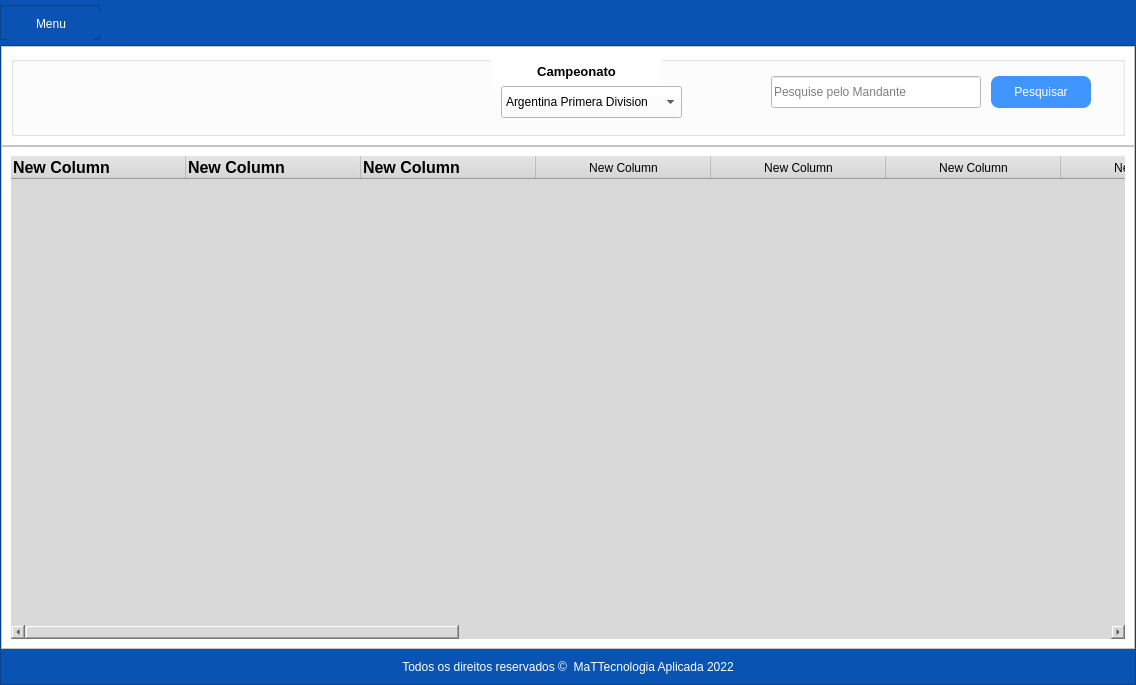
First picture: the form in ui_forms/ui_main.ui, repository mateuscosta27/WebScraping, before the edit.
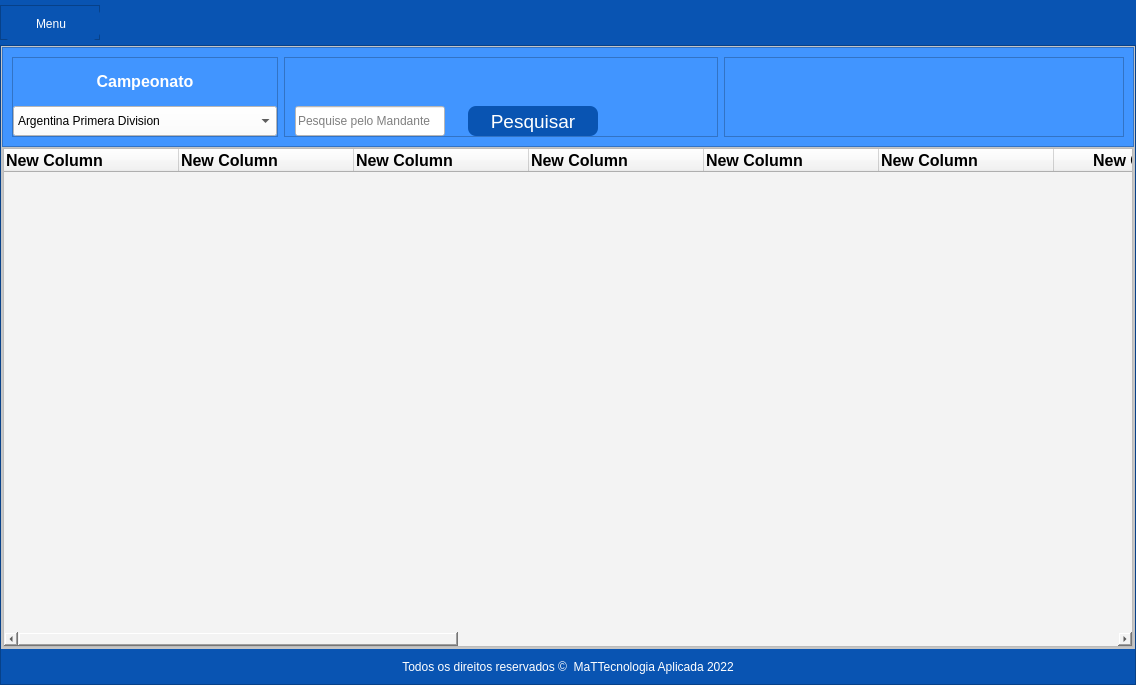
Second picture: the form after the edit. Icons and pictures are not drawn.

Diff of the .ui file:
```diff
--- a/ui_forms/ui_main.ui
+++ b/ui_forms/ui_main.ui
@@ -785,10 +785,10 @@
                 <bool>false</bool>
                </property>
                <property name="frameShape">
-                <enum>QFrame::NoFrame</enum>
+                <enum>QFrame::StyledPanel</enum>
                </property>
                <property name="frameShadow">
-                <enum>QFrame::Raised</enum>
+                <enum>QFrame::Sunken</enum>
                </property>
                <property name="lineWidth">
                 <number>0</number>
@@ -1253,6 +1253,9 @@
                      <height>16777215</height>
                     </size>
                    </property>
+                   <property name="styleSheet">
+                    <string notr="true">background-color: #4195FF;</string>
+                   </property>
                    <property name="frameShape">
                     <enum>QFrame::StyledPanel</enum>
                    </property>
@@ -1261,31 +1264,62 @@
                    </property>
                    <layout class="QHBoxLayout" name="horizontalLayout_8">
                     <item>
-                     <widget class="QGroupBox" name="groupBox">
-                      <property name="title">
-                       <string/>
+                     <widget class="QFrame" name="frame_3">
+                      <property name="frameShape">
+                       <enum>QFrame::StyledPanel</enum>
                       </property>
-                      <widget class="QLabel" name="lb_camp">
-                       <property name="geometry">
-                        <rect>
-                         <x>480</x>
-                         <y>0</y>
-                         <width>171</width>
-                         <height>31</height>
-                        </rect>
+                      <property name="frameShadow">
+                       <enum>QFrame::Raised</enum>
+                      </property>
+                      <layout class="QVBoxLayout" name="verticalLayout_13">
+                       <property name="spacing">
+                        <number>0</number>
+                       </property>
+                       <property name="leftMargin">
+                        <number>0</number>
+                       </property>
+                       <property name="topMargin">
+                        <number>0</number>
+                       </property>
+                       <property name="rightMargin">
+                        <number>0</number>
+                       </property>
+                       <property name="bottomMargin">
+                        <number>0</number>
+                       </property>
+                       <item>
+                        <widget class="QLabel" name="label">
+                         <property name="minimumSize">
+                          <size>
+                           <width>0</width>
+                           <height>0</height>
+                          </size>
+                         </property>
+                         <property name="styleSheet">
+                          <string notr="true">font: 75 12pt &quot;MS Shell Dlg 2&quot;;
+color: rgb(255, 255, 255);</string>
                        </property>
                        <property name="text">
-                        <string>&lt;html&gt;&lt;head/&gt;&lt;body&gt;&lt;p align=&quot;center&quot;&gt;&lt;span style=&quot; font-size:10pt; font-weight:600;&quot;&gt;Campeonato&lt;/span&gt;&lt;/p&gt;&lt;/body&gt;&lt;/html&gt;</string>
-                       </property>
-                      </widget>
+                          <string>&lt;html&gt;&lt;head/&gt;&lt;body&gt;&lt;p align=&quot;center&quot;&gt;&lt;span style=&quot; font-size:12pt; font-weight:600;&quot;&gt;Campeonato&lt;/span&gt;&lt;/p&gt;&lt;/body&gt;&lt;/html&gt;</string>
+                         </property>
+                        </widget>
+                       </item>
+                       <item>
                       <widget class="QComboBox" name="cb_camp">
-                       <property name="geometry">
-                        <rect>
-                         <x>490</x>
-                         <y>30</y>
-                         <width>181</width>
-                         <height>32</height>
-                        </rect>
+                         <property name="minimumSize">
+                          <size>
+                           <width>0</width>
+                           <height>30</height>
+                          </size>
+                         </property>
+                         <property name="maximumSize">
+                          <size>
+                           <width>300</width>
+                           <height>30</height>
+                          </size>
+                         </property>
+                         <property name="styleSheet">
+                          <string notr="true">background-color: rgb(255, 255, 255);</string>
                        </property>
                        <item>
                         <property name="text">
@@ -1648,43 +1682,125 @@
                         </property>
                        </item>
                       </widget>
+                       </item>
+                      </layout>
+                     </widget>
+                    </item>
+                    <item>
+                     <widget class="QFrame" name="frame_5">
+                      <property name="frameShape">
+                       <enum>QFrame::StyledPanel</enum>
+                      </property>
+                      <property name="frameShadow">
+                       <enum>QFrame::Raised</enum>
+                      </property>
+                      <layout class="QHBoxLayout" name="horizontalLayout_11">
+                       <property name="spacing">
+                        <number>3</number>
+                       </property>
+                       <property name="leftMargin">
+                        <number>0</number>
+                       </property>
+                       <property name="topMargin">
+                        <number>0</number>
+                       </property>
+                       <property name="rightMargin">
+                        <number>0</number>
+                       </property>
+                       <property name="bottomMargin">
+                        <number>0</number>
+                       </property>
+                       <item>
+                        <spacer name="horizontalSpacer">
+                         <property name="orientation">
+                          <enum>Qt::Horizontal</enum>
+                         </property>
+                         <property name="sizeType">
+                          <enum>QSizePolicy::Preferred</enum>
+                         </property>
+                         <property name="sizeHint" stdset="0">
+                          <size>
+                           <width>10</width>
+                           <height>20</height>
+                          </size>
+                         </property>
+                        </spacer>
+                       </item>
+                       <item alignment="Qt::AlignBottom">
                       <widget class="QLineEdit" name="le_search">
-                       <property name="geometry">
-                        <rect>
-                         <x>760</x>
-                         <y>20</y>
-                         <width>210</width>
-                         <height>32</height>
-                        </rect>
+                         <property name="minimumSize">
+                          <size>
+                           <width>150</width>
+                           <height>30</height>
+                          </size>
+                         </property>
+                         <property name="maximumSize">
+                          <size>
+                           <width>150</width>
+                           <height>35</height>
+                          </size>
+                         </property>
+                         <property name="styleSheet">
+                          <string notr="true">font: 75 10pt &quot;MS Shell Dlg 2&quot;;
+color: rgb(0, 0, 0);
+background-color: rgb(255, 255, 255);
+</string>
                        </property>
                        <property name="placeholderText">
                         <string>Pesquise pelo Mandante</string>
                        </property>
                       </widget>
+                       </item>
+                       <item>
+                        <spacer name="horizontalSpacer_2">
+                         <property name="orientation">
+                          <enum>Qt::Horizontal</enum>
+                         </property>
+                         <property name="sizeType">
+                          <enum>QSizePolicy::Preferred</enum>
+                         </property>
+                         <property name="sizeHint" stdset="0">
+                          <size>
+                           <width>20</width>
+                           <height>20</height>
+                          </size>
+                         </property>
+                        </spacer>
+                       </item>
+                       <item alignment="Qt::AlignBottom">
                       <widget class="QPushButton" name="btn_search">
-                       <property name="geometry">
-                        <rect>
-                         <x>980</x>
-                         <y>20</y>
-                         <width>100</width>
-                         <height>32</height>
-                        </rect>
+                         <property name="minimumSize">
+                          <size>
+                           <width>130</width>
+                           <height>30</height>
+                          </size>
+                         </property>
+                         <property name="maximumSize">
+                          <size>
+                           <width>130</width>
+                           <height>35</height>
+                          </size>
+                         </property>
+                         <property name="sizeIncrement">
+                          <size>
+                           <width>0</width>
+                           <height>0</height>
+                          </size>
+                         </property>
+                         <property name="font">
+                          <font>
+                           <family>MS Shell Dlg 2</family>
+                           <pointsize>14</pointsize>
+                           <weight>9</weight>
+                           <italic>false</italic>
+                           <bold>false</bold>
+                          </font>
                        </property>
                        <property name="styleSheet">
                         <string notr="true">QPushButton{
 	border-style: none;
 	border-width: 2px;
-	font: 75 11pt &quot;MS Shell Dlg 2&quot;;
-	color: rgb(255, 255, 255);
-	background-color: #4195FF;
-	border-radius: 8px;
-	border-bottom-color: rgb(4, 35, 38);
-	border-right-color:  rgb(4, 35, 38);
-}
-QPushButton:hover{
-	border-style: none;
-	border-width: 2px;
-	font: 75 11pt &quot;MS Shell Dlg 2&quot;;
+	font: 75 14pt &quot;MS Shell Dlg 2&quot;;
 	color: rgb(255, 255, 255);
 	background-color: #0954B2;
 	border-radius: 8px;
@@ -1707,14 +1823,61 @@
                        <property name="text">
                         <string>Pesquisar</string>
                        </property>
-                      </widget>
+                         <property name="icon">
+                          <iconset>
+                           <normaloff>../src/search_icon.svg</normaloff>../src/search_icon.svg</iconset>
+                         </property>
+                         <property name="iconSize">
+                          <size>
+                           <width>20</width>
+                           <height>20</height>
+                          </size>
+                         </property>
+                        </widget>
+                       </item>
+                       <item>
+                        <spacer name="horizontalSpacer_3">
+                         <property name="orientation">
+                          <enum>Qt::Horizontal</enum>
+                         </property>
+                         <property name="sizeHint" stdset="0">
+                          <size>
+                           <width>115</width>
+                           <height>20</height>
+                          </size>
+                         </property>
+                        </spacer>
+                       </item>
+                      </layout>
                      </widget>
                     </item>
+                    <item>
+                     <widget class="QFrame" name="frame_6">
+                      <property name="minimumSize">
+                       <size>
+                        <width>400</width>
+                        <height>0</height>
+                       </size>
+                      </property>
+                      <property name="maximumSize">
+                       <size>
+                        <width>700</width>
+                        <height>16777215</height>
+                       </size>
+                      </property>
+                      <property name="frameShape">
+                       <enum>QFrame::StyledPanel</enum>
+                      </property>
+                      <property name="frameShadow">
+                       <enum>QFrame::Raised</enum>
+                      </property>
+                     </widget>
+                    </item>
                    </layout>
                   </widget>
                  </item>
                  <item>
-                  <widget class="QFrame" name="frame_5">
+                  <widget class="QFrame" name="frame_preview">
                    <property name="frameShape">
                     <enum>QFrame::StyledPanel</enum>
                    </property>
@@ -1722,6 +1885,21 @@
                     <enum>QFrame::Raised</enum>
                    </property>
                    <layout class="QVBoxLayout" name="verticalLayout_12">
+                    <property name="spacing">
+                     <number>0</number>
+                    </property>
+                    <property name="leftMargin">
+                     <number>0</number>
+                    </property>
+                    <property name="topMargin">
+                     <number>0</number>
+                    </property>
+                    <property name="rightMargin">
+                     <number>0</number>
+                    </property>
+                    <property name="bottomMargin">
+                     <number>0</number>
+                    </property>
                     <item>
                      <widget class="QTableWidget" name="tb_preview">
                       <property name="font">
@@ -1739,10 +1917,11 @@
                       <property name="styleSheet">
                        <string notr="true">font: 75 10pt &quot;MS Shell Dlg 2&quot;;
 color: rgb(0, 0, 0);
-background-color: rgb(217, 217, 217);</string>
+background-color:rgb(243, 243, 243);
+</string>
                       </property>
                       <property name="frameShape">
-                       <enum>QFrame::NoFrame</enum>
+                       <enum>QFrame::StyledPanel</enum>
                       </property>
                       <property name="frameShadow">
                        <enum>QFrame::Sunken</enum>
@@ -1768,6 +1947,15 @@
                         <height>0</height>
                        </size>
                       </property>
+                      <property name="textElideMode">
+                       <enum>Qt::ElideRight</enum>
+                      </property>
+                      <property name="verticalScrollMode">
+                       <enum>QAbstractItemView::ScrollPerItem</enum>
+                      </property>
+                      <property name="horizontalScrollMode">
+                       <enum>QAbstractItemView::ScrollPerItem</enum>
+                      </property>
                       <property name="sortingEnabled">
                        <bool>true</bool>
                       </property>
@@ -1780,6 +1968,9 @@
                       <attribute name="horizontalHeaderMinimumSectionSize">
                        <number>50</number>
                       </attribute>
+                      <attribute name="verticalHeaderVisible">
+                       <bool>false</bool>
+                      </attribute>
                       <attribute name="verticalHeaderDefaultSectionSize">
                        <number>50</number>
                       </attribute>
@@ -1847,61 +2038,202 @@
                        <property name="text">
                         <string>New Column</string>
                        </property>
+                       <property name="font">
+                        <font>
+                         <pointsize>12</pointsize>
+                         <weight>75</weight>
+                         <bold>true</bold>
+                        </font>
+                       </property>
+                       <property name="textAlignment">
+                        <set>AlignLeading|AlignVCenter</set>
+                       </property>
+                       <property name="icon">
+                        <iconset>
+                         <normaloff>../src/order_icon.svg</normaloff>../src/order_icon.svg</iconset>
+                       </property>
                       </column>
                       <column>
                        <property name="text">
                         <string>New Column</string>
                        </property>
+                       <property name="font">
+                        <font>
+                         <pointsize>12</pointsize>
+                         <weight>75</weight>
+                         <bold>true</bold>
+                        </font>
+                       </property>
+                       <property name="textAlignment">
+                        <set>AlignLeading|AlignVCenter</set>
+                       </property>
+                       <property name="icon">
+                        <iconset>
+                         <normaloff>../src/order_icon.svg</normaloff>../src/order_icon.svg</iconset>
+                       </property>
                       </column>
                       <column>
                        <property name="text">
                         <string>New Column</string>
                        </property>
+                       <property name="font">
+                        <font>
+                         <pointsize>12</pointsize>
+                         <weight>75</weight>
+                         <bold>true</bold>
+                        </font>
+                       </property>
+                       <property name="textAlignment">
+                        <set>AlignLeading|AlignVCenter</set>
+                       </property>
+                       <property name="icon">
+                        <iconset>
+                         <normaloff>../src/order_icon.svg</normaloff>../src/order_icon.svg</iconset>
+                       </property>
                       </column>
                       <column>
                        <property name="text">
                         <string>New Column</string>
                        </property>
+                       <property name="font">
+                        <font>
+                         <pointsize>12</pointsize>
+                         <weight>75</weight>
+                         <bold>true</bold>
+                        </font>
+                       </property>
+                       <property name="icon">
+                        <iconset>
+                         <normaloff>../src/order_icon.svg</normaloff>../src/order_icon.svg</iconset>
+                       </property>
                       </column>
                       <column>
                        <property name="text">
                         <string>New Column</string>
                        </property>
+                       <property name="font">
+                        <font>
+                         <pointsize>12</pointsize>
+                         <weight>75</weight>
+                         <bold>true</bold>
+                        </font>
+                       </property>
+                       <property name="icon">
+                        <iconset>
+                         <normaloff>../src/order_icon.svg</normaloff>../src/order_icon.svg</iconset>
+                       </property>
                       </column>
                       <column>
                        <property name="text">
                         <string>New Column</string>
                        </property>
+                       <property name="font">
+                        <font>
+                         <pointsize>12</pointsize>
+                         <weight>75</weight>
+                         <bold>true</bold>
+                        </font>
+                       </property>
+                       <property name="icon">
+                        <iconset>
+                         <normaloff>../src/order_icon.svg</normaloff>../src/order_icon.svg</iconset>
+                       </property>
                       </column>
                       <column>
                        <property name="text">
                         <string>New Column</string>
                        </property>
+                       <property name="font">
+                        <font>
+                         <pointsize>12</pointsize>
+                         <weight>75</weight>
+                         <bold>true</bold>
+                        </font>
+                       </property>
+                       <property name="icon">
+                        <iconset>
+                         <normaloff>../src/order_icon.svg</normaloff>../src/order_icon.svg</iconset>
+                       </property>
                       </column>
                       <column>
                        <property name="text">
                         <string>New Column</string>
                        </property>
+                       <property name="font">
+                        <font>
+                         <pointsize>12</pointsize>
+                         <weight>75</weight>
+                         <bold>true</bold>
+                        </font>
+                       </property>
+                       <property name="icon">
+                        <iconset>
+                         <normaloff>../src/order_icon.svg</normaloff>../src/order_icon.svg</iconset>
+                       </property>
                       </column>
                       <column>
                        <property name="text">
                         <string>New Column</string>
                        </property>
+                       <property name="font">
+                        <font>
+                         <pointsize>12</pointsize>
+                         <weight>75</weight>
+                         <bold>true</bold>
+                        </font>
+                       </property>
+                       <property name="icon">
+                        <iconset>
+                         <normaloff>../src/order_icon.svg</normaloff>../src/order_icon.svg</iconset>
+                       </property>
                       </column>
                       <column>
                        <property name="text">
                         <string>New Column</string>
                        </property>
+                       <property name="font">
+                        <font>
+                         <pointsize>12</pointsize>
+                         <weight>75</weight>
+                         <bold>true</bold>
+                        </font>
+                       </property>
+                       <property name="icon">
+                        <iconset>
+                         <normaloff>../src/order_icon.svg</normaloff>../src/order_icon.svg</iconset>
+                       </property>
                       </column>
                       <column>
                        <property name="text">
                         <string>New Column</string>
                        </property>
+                       <property name="font">
+                        <font>
+                         <pointsize>12</pointsize>
+                         <weight>75</weight>
+                         <bold>true</bold>
+                        </font>
+                       </property>
+                       <property name="icon">
+                        <iconset>
+                         <normaloff>../src/order_icon.svg</normaloff>../src/order_icon.svg</iconset>
+                       </property>
                       </column>
                       <column>
                        <property name="text">
                         <string>New Column</string>
                        </property>
+                       <property name="font">
+                        <font>
+                         <pointsize>12</pointsize>
+                         <weight>75</weight>
+                         <bold>true</bold>
+                        </font>
+                       </property>
+                       <property name="icon">
+                        <iconset>
+                         <normaloff>../src/order_icon.svg</normaloff>../src/order_icon.svg</iconset>
+                       </property>
                       </column>
                      </widget>
                     </item>
```
Left out of the diff: 457 changed lines with no effect on the pictures. Lines whose indentation alone changed are shown as unchanged.
